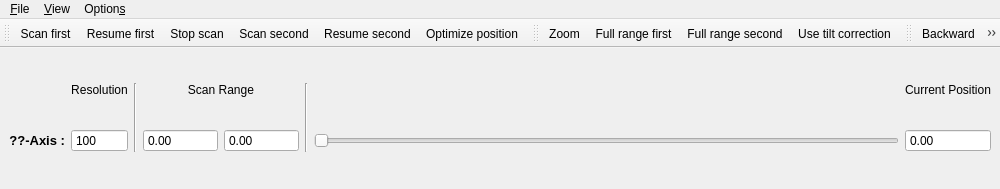
Old version of the form gui/confocal/ui_confocalgui2.ui in the repository Ulm-IQO/qudi.
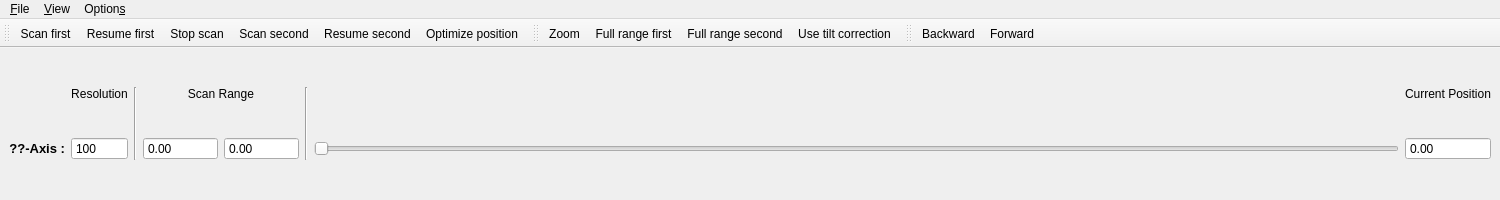
New version of the form. Icons and pictures are not drawn. Custom widgets are drawn as their Qt base class.

Commit message: Simplified the handling of the dynamically generated dockwidgets

Patch:
```diff
--- a/gui/confocal/ui_confocalgui2.ui
+++ b/gui/confocal/ui_confocalgui2.ui
@@ -6,8 +6,8 @@
    <rect>
     <x>0</x>
     <y>0</y>
-    <width>1000</width>
-    <height>189</height>
+    <width>1500</width>
+    <height>200</height>
    </rect>
   </property>
   <property name="sizePolicy">
@@ -373,7 +373,7 @@
     <rect>
      <x>0</x>
      <y>0</y>
-     <width>1000</width>
+     <width>1500</width>
      <height>21</height>
     </rect>
    </property>
```
The commit also changes 2 other files.
